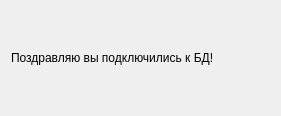
This is Lesson 3/Task_1/dialog.ui in Tatyana0001/Qt as Qt 5 draws it before an edit. The edited form follows.
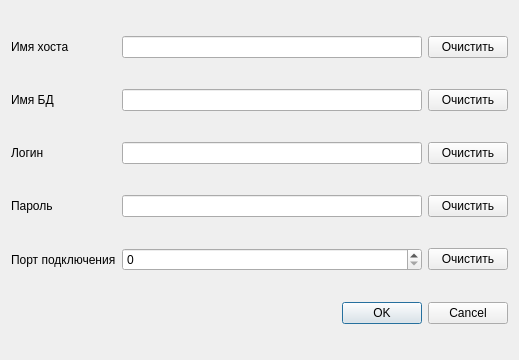
This is the edited form.

```diff
--- a/Lesson 3/Task_1/dialog.ui
+++ b/Lesson 3/Task_1/dialog.ui
@@ -6,24 +6,121 @@
    <rect>
     <x>0</x>
     <y>0</y>
-    <width>281</width>
-    <height>116</height>
+    <width>519</width>
+    <height>360</height>
    </rect>
   </property>
   <property name="windowTitle">
    <string>Dialog</string>
   </property>
-  <layout class="QHBoxLayout" name="horizontalLayout">
-   <item>
-    <widget class="QLabel" name="label">
+  <layout class="QGridLayout" name="gridLayout">
+   <item row="0" column="0">
+    <widget class="QLabel" name="l_host">
      <property name="text">
-      <string>Поздравляю вы подключились к БД!</string>
+      <string>Имя хоста</string>
      </property>
-     <property name="textFormat">
-      <enum>Qt::RichText</enum>
+     <property name="buddy">
+      <cstring>lE_host</cstring>
      </property>
     </widget>
    </item>
+   <item row="0" column="1">
+    <widget class="QLineEdit" name="lE_host"/>
+   </item>
+   <item row="0" column="2">
+    <widget class="QPushButton" name="pB_clear_host">
+     <property name="text">
+      <string>Очистить</string>
+     </property>
+    </widget>
+   </item>
+   <item row="1" column="0">
+    <widget class="QLabel" name="l_bd">
+     <property name="text">
+      <string>Имя БД</string>
+     </property>
+     <property name="buddy">
+      <cstring>lE_bd</cstring>
+     </property>
+    </widget>
+   </item>
+   <item row="1" column="1">
+    <widget class="QLineEdit" name="lE_bd"/>
+   </item>
+   <item row="1" column="2">
+    <widget class="QPushButton" name="pB_clear_bd">
+     <property name="text">
+      <string>Очистить</string>
+     </property>
+    </widget>
+   </item>
+   <item row="2" column="0">
+    <widget class="QLabel" name="l_login">
+     <property name="text">
+      <string>Логин</string>
+     </property>
+     <property name="buddy">
+      <cstring>lE_login</cstring>
+     </property>
+    </widget>
+   </item>
+   <item row="2" column="1">
+    <widget class="QLineEdit" name="lE_login"/>
+   </item>
+   <item row="2" column="2">
+    <widget class="QPushButton" name="pB_clear_login">
+     <property name="text">
+      <string>Очистить</string>
+     </property>
+    </widget>
+   </item>
+   <item row="3" column="0">
+    <widget class="QLabel" name="l_password">
+     <property name="text">
+      <string>Пароль</string>
+     </property>
+     <property name="buddy">
+      <cstring>lE_password</cstring>
+     </property>
+    </widget>
+   </item>
+   <item row="3" column="1">
+    <widget class="QLineEdit" name="lE_password"/>
+   </item>
+   <item row="3" column="2">
+    <widget class="QPushButton" name="pB_clear_password">
+     <property name="text">
+      <string>Очистить</string>
+     </property>
+    </widget>
+   </item>
+   <item row="4" column="0">
+    <widget class="QLabel" name="l_port">
+     <property name="text">
+      <string>Порт подключения</string>
+     </property>
+     <property name="buddy">
+      <cstring>spinBox</cstring>
+     </property>
+    </widget>
+   </item>
+   <item row="4" column="2">
+    <widget class="QPushButton" name="pB_clear_port">
+     <property name="text">
+      <string>Очистить</string>
+     </property>
+    </widget>
+   </item>
+   <item row="5" column="1" colspan="2">
+    <widget class="QDialogButtonBox" name="buttonBox">
+     <property name="standardButtons">
+      <set>QDialogButtonBox::Cancel|QDialogButtonBox::Ok</set>
+     </property>
+    </widget>
+   </item>
+   <item row="4" column="1">
+    <widget class="QSpinBox" name="spinBox"/>
+   </item>
   </layout>
  </widget>
  <resources/>
```
Left out of the diff: 95 changed lines with no effect on the pictures.
